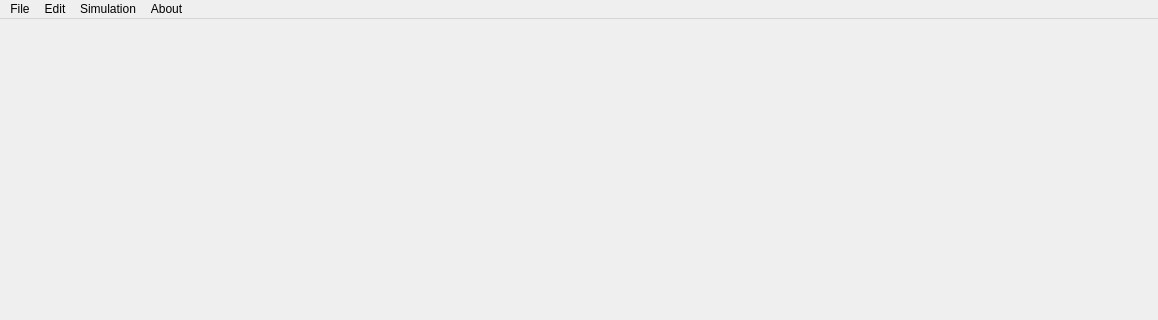
This is FEniCSBloodSim/fenics_blood_sim.ui in carmenalonsomontes/FEniCS-Medical-Simulation as Qt 5 draws it before an edit; both pictures show x 0 to 1158 and y 0 to 320 of the 1158 by 831 pixel window. The edited form follows.
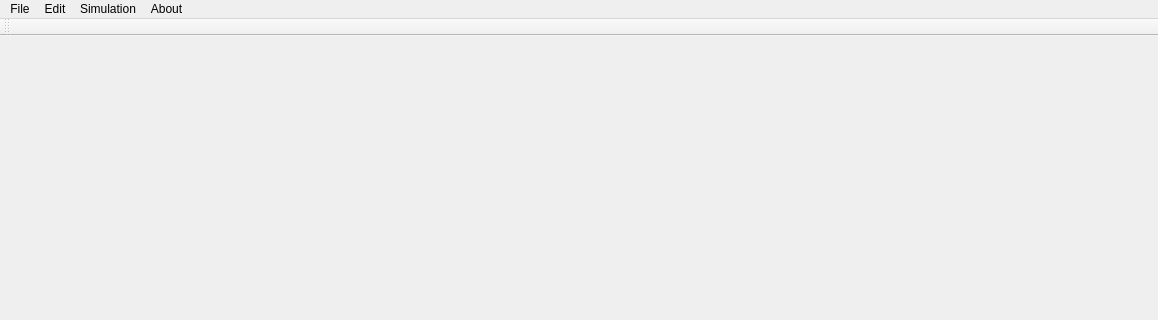
This is the edited form. Custom widgets are drawn as their Qt base class.

Diff of the .ui file:
```diff
--- a/FEniCSBloodSim/fenics_blood_sim.ui
+++ b/FEniCSBloodSim/fenics_blood_sim.ui
@@ -17,10 +17,20 @@
    <widget class="QWidget" name="widget" native="true">
     <property name="geometry">
      <rect>
-      <x>510</x>
-      <y>200</y>
-      <width>441</width>
-      <height>351</height>
+      <x>500</x>
+      <y>80</y>
+      <width>491</width>
+      <height>491</height>
+     </rect>
+    </property>
+   </widget>
+   <widget class="QVTKWidget" name="widget_2" native="true">
+    <property name="geometry">
+     <rect>
+      <x>1000</x>
+      <y>80</y>
+      <width>120</width>
+      <height>80</height>
      </rect>
     </property>
    </widget>
@@ -80,6 +90,17 @@
    <addaction name="menuAbout"/>
   </widget>
   <widget class="QStatusBar" name="statusbar"/>
+  <widget class="QToolBar" name="toolBar">
+   <property name="windowTitle">
+    <string>toolBar</string>
+   </property>
+   <attribute name="toolBarArea">
+    <enum>TopToolBarArea</enum>
+   </attribute>
+   <attribute name="toolBarBreak">
+    <bool>false</bool>
+   </attribute>
+  </widget>
   <action name="actionNew_Project">
    <property name="text">
     <string>New Project</string>
@@ -210,6 +231,13 @@
    </property>
   </action>
  </widget>
+ <customwidgets>
+  <customwidget>
+   <class>QVTKWidget</class>
+   <extends>QWidget</extends>
+   <header location="global">QVTKWidget.h</header>
+  </customwidget>
+ </customwidgets>
  <resources/>
  <connections/>
 </ui>
```
Left out of the diff: 2 changed lines with no effect on the pictures.
